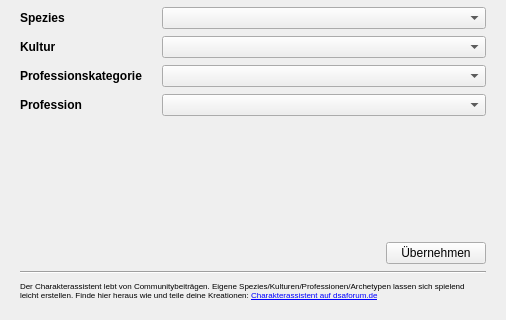
Qt form designer/Wizard.ui (Aeolitus/Sephrasto) before a commit; both pictures show x 0 to 506 and y 152 to 472 of the 506 by 472 pixel window.
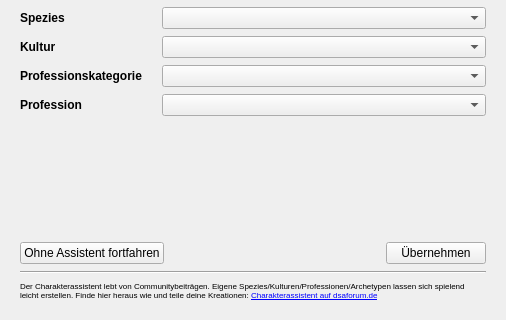
The same form after that commit.

Commit message: CharakterAssistent: added cancel button

The edit to the form file:
```diff
--- a/designer/Wizard.ui
+++ b/designer/Wizard.ui
@@ -43,6 +43,13 @@
    </property>
    <item row="15" column="0" colspan="2">
     <layout class="QHBoxLayout" name="horizontalLayout_3">
+     <item>
+      <widget class="QPushButton" name="btnCancel">
+       <property name="text">
+        <string>Ohne Assistent fortfahren</string>
+       </property>
+      </widget>
+     </item>
      <item>
       <spacer name="horizontalSpacer_2">
        <property name="orientation">
```
The commit also changes 2 other files.
